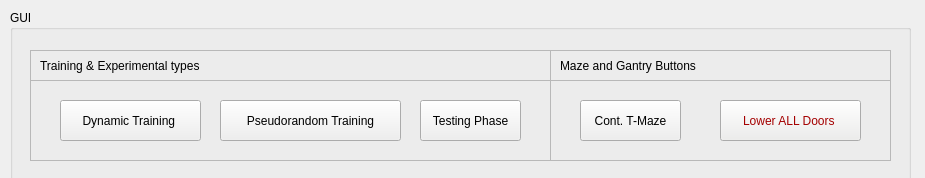
Qt form src/omniroute_operation/src/dynamic_training_controller/dynamic_training_controller_interface.ui (NC4Lab/omniroute_ubuntu_ws) before a commit.
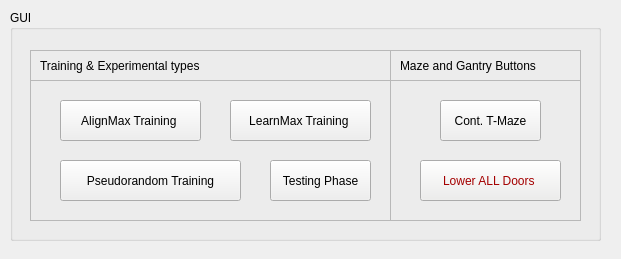
The same form after that commit.

Commit message: Adding buttons in ui and functionality to the three training modes

What changed in the file:
```diff
--- a/src/omniroute_operation/src/dynamic_training_controller/dynamic_training_controller_interface.ui
+++ b/src/omniroute_operation/src/dynamic_training_controller/dynamic_training_controller_interface.ui
@@ -6,8 +6,8 @@
    <rect>
     <x>0</x>
     <y>0</y>
-    <width>925</width>
-    <height>178</height>
+    <width>621</width>
+    <height>259</height>
    </rect>
   </property>
   <property name="windowTitle">
@@ -18,8 +18,8 @@
     <rect>
      <x>10</x>
      <y>10</y>
-     <width>901</width>
-     <height>191</height>
+     <width>591</width>
+     <height>231</height>
     </rect>
    </property>
    <property name="title">
@@ -28,10 +28,10 @@
    <widget class="QFrame" name="frame_7">
     <property name="geometry">
      <rect>
-      <x>540</x>
+      <x>380</x>
       <y>70</y>
-      <width>341</width>
-      <height>81</height>
+      <width>191</width>
+      <height>141</height>
      </rect>
     </property>
     <property name="frameShape">
@@ -43,7 +43,7 @@
     <widget class="QPushButton" name="contTMazeBtn">
      <property name="geometry">
       <rect>
-       <x>30</x>
+       <x>50</x>
        <y>20</y>
        <width>101</width>
        <height>41</height>
@@ -56,8 +56,8 @@
     <widget class="QPushButton" name="lowerAllDoorsBtn">
      <property name="geometry">
       <rect>
-       <x>170</x>
-       <y>20</y>
+       <x>30</x>
+       <y>80</y>
        <width>141</width>
        <height>41</height>
       </rect>
@@ -221,9 +221,9 @@
    <widget class="QFrame" name="frame_8">
     <property name="geometry">
      <rect>
-      <x>540</x>
+      <x>380</x>
       <y>40</y>
-      <width>341</width>
+      <width>191</width>
       <height>31</height>
      </rect>
     </property>
@@ -252,8 +252,8 @@
      <rect>
       <x>20</x>
       <y>70</y>
-      <width>521</width>
-      <height>81</height>
+      <width>361</width>
+      <height>141</height>
      </rect>
     </property>
     <property name="frameShape">
@@ -272,14 +272,14 @@
       </rect>
      </property>
      <property name="text">
-      <string>Dynamic Training </string>
+      <string>AlignMax Training </string>
      </property>
     </widget>
     <widget class="QPushButton" name="testingPhaseBtn">
      <property name="geometry">
       <rect>
-       <x>390</x>
-       <y>20</y>
+       <x>240</x>
+       <y>80</y>
        <width>101</width>
        <height>41</height>
       </rect>
@@ -291,8 +291,8 @@
     <widget class="QPushButton" name="pseudorandomTrainingBtn">
      <property name="geometry">
       <rect>
-       <x>190</x>
-       <y>20</y>
+       <x>30</x>
+       <y>80</y>
        <width>181</width>
        <height>41</height>
       </rect>
@@ -301,13 +301,26 @@
       <string>Pseudorandom Training</string>
      </property>
     </widget>
+    <widget class="QPushButton" name="dynamicTrainingBtn_2">
+     <property name="geometry">
+      <rect>
+       <x>200</x>
+       <y>20</y>
+       <width>141</width>
+       <height>41</height>
+      </rect>
+     </property>
+     <property name="text">
+      <string>LearnMax Training </string>
+     </property>
+    </widget>
    </widget>
    <widget class="QFrame" name="frame_13">
     <property name="geometry">
      <rect>
       <x>20</x>
       <y>40</y>
-      <width>521</width>
+      <width>361</width>
       <height>31</height>
      </rect>
     </property>
```
The commit also changes 1 other file.
